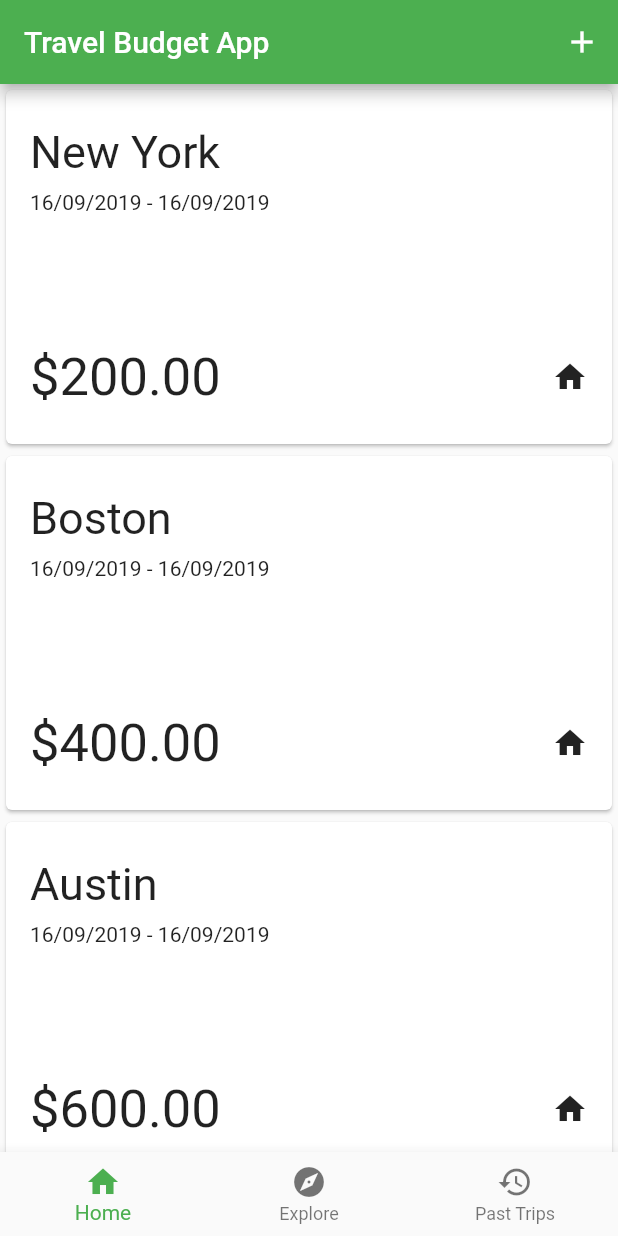
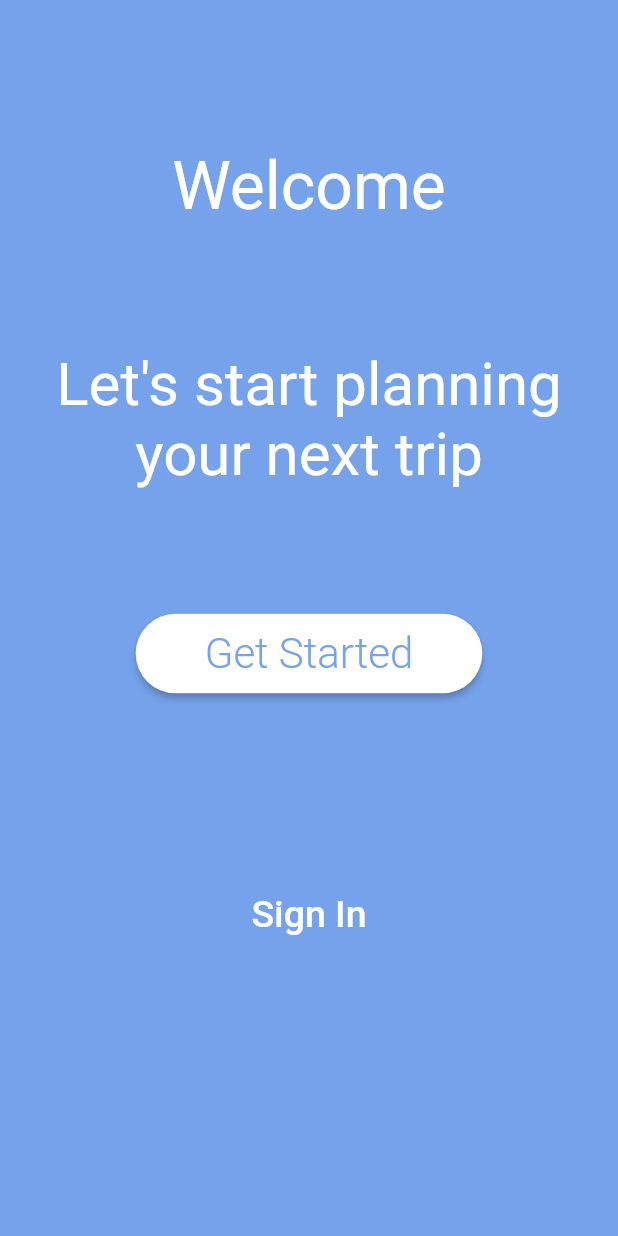
Before and after one commit to sfaith5125/travel_budget, a Flutter app: the screen it shows after launch, on a phone screen of 412 x 824 dp. Run offline on Flutter 3.47's test engine with Material 2 defaults, Android fonts, the phone set to English and light mode, and no system bars; drawn by our look-alikes of auto_size_text; our stand-ins replace cloud_firestore; missing offline and left inert: date_range_picker; accounts and stored records are empty.

```diff
--- a/lib/main.dart
+++ b/lib/main.dart
@@ -1,5 +1,7 @@
 import 'package:flutter/material.dart';
 import 'package:travel_budget/home_widget.dart';
+import 'views/first_view.dart';
+
 
 void main() => runApp(MyApp());
 
@@ -11,7 +13,8 @@ class MyApp extends StatelessWidget{
       theme: ThemeData(
         primarySwatch: Colors.green,
       ),
-      home: Home(),
+//      home: Home(),
+    home: FirstView(),
 
     );
   }
--- /dev/null
+++ b/lib/views/first_view.dart
@@ -0,0 +1,61 @@
+import 'package:flutter/material.dart';
+import 'package:auto_size_text/auto_size_text.dart';
+
+class FirstView extends StatelessWidget {
+  @override
+  final primaryColor = const Color(0xFF75A2EA);
+
+  Widget build(BuildContext context) {
+    final _width = MediaQuery.of(context).size.width;
+    final _height = MediaQuery.of(context).size.height;
+
+    return
+      Scaffold(
+        body: Container(
+          width: _width,
+          height: _height,
+          color: primaryColor,
+          child: SafeArea(
+            child: Padding(
+              padding: const EdgeInsets.all(16.0),
+              child: Column(
+                children: <Widget>[
+                  SizedBox(height: _height * .10,),
+                  Text("Welcome", style: TextStyle(fontSize: 44, color: Colors.white)),
+                  SizedBox(height: _height * .10,),
+                  AutoSizeText(
+                    "Let's start planning your next trip",
+                    maxLines: 2,
+                    textAlign: TextAlign.center,
+                    style: TextStyle(fontSize: 40, color: Colors.white),
+                  ),
+
+                  SizedBox(height: _height * .10,),
+                  RaisedButton(
+                    color: Colors.white,
+                    shape: RoundedRectangleBorder(borderRadius: BorderRadius.circular(30)),
+                    child: Padding(
+                      padding: const EdgeInsets.only(top: 10, bottom: 10, left: 30, right: 30),
+                      child: Text("Get Started", style: TextStyle(color: primaryColor, fontSize: 28, fontWeight: FontWeight.w300),),
+                    ),
+
+                      onPressed: () {},
+
+                  ),
+                  SizedBox(height: _height * .15,),
+                  FlatButton(
+                    child: Text("Sign In",
+                      style: TextStyle(color: Colors.white, fontSize: 25),),
+                    onPressed: () {},
+                  )
+
+                ],
+              ),
+
+            ),
+          ),
+        ),
+
+      );
+  }
+}
--- a/pubspec.yaml
+++ b/pubspec.yaml
@@ -27,6 +27,7 @@ dependencies:
   # Use with the CupertinoIcons class for iOS style icons.
   cupertino_icons: ^0.1.2
   intl: 0.15.7
+  auto_size_text: ^2.0.2
 
 dev_dependencies:
   flutter_test:
```
Also changed, not shown: lib/widgets/custom_dialog.dart (added, +65 -0 lines), pubspec.lock, 1 other file.
